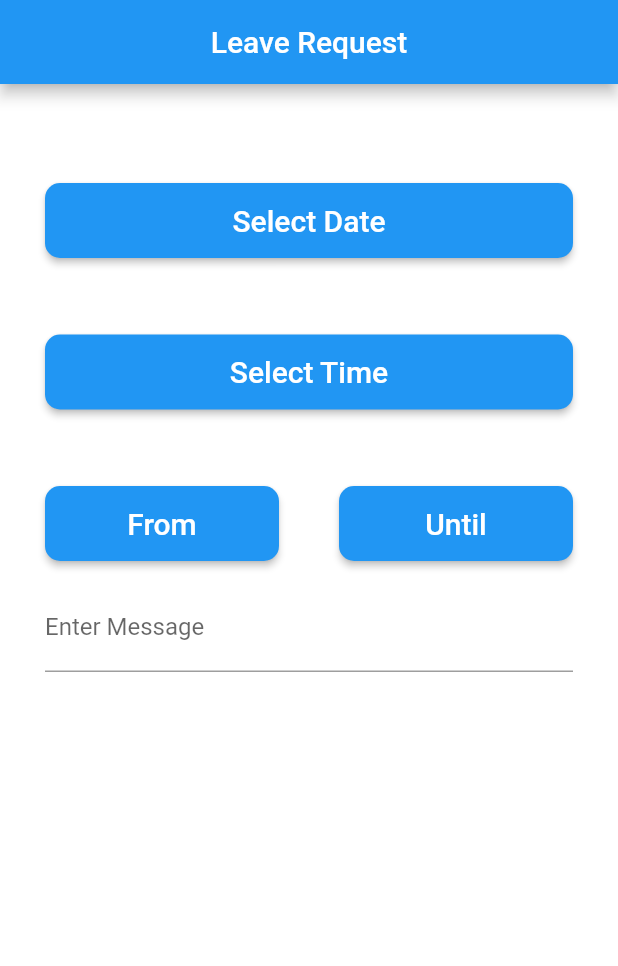
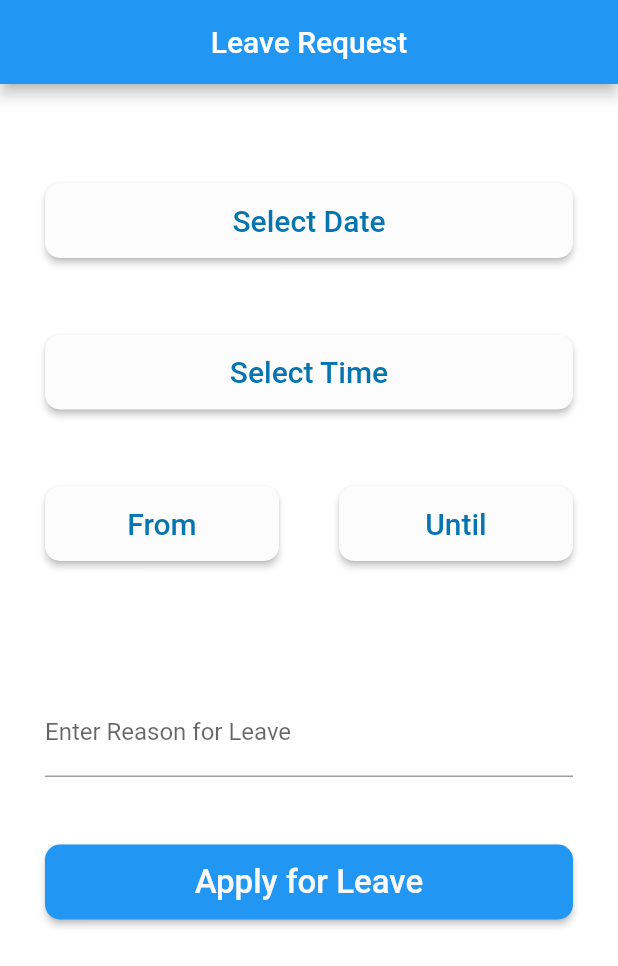
Before and after one commit to hariharankk/Employee-suite, a Flutter app: the screen it shows after launch, on a phone screen of 412 x 824 dp. Shown: the top 966 px of the screen. Run offline on Flutter 3.47's test engine with Material 2 defaults, Android fonts, the phone set to English and light mode, and no system bars; our stand-ins replace bloc, bottom_navy_bar, camera, equatable, flutter_secure_storage, geolocator and 5 more; missing offline and left inert: great_circle_distance2, table_sticky_headers.

Commit message:
leave_request_page

```diff
--- a/lib/ui/leave_request_page.dart
+++ b/lib/ui/leave_request_page.dart
@@ -1,9 +1,11 @@
 
 import 'package:flutter/material.dart';
+import 'package:mark/widgets/button_widget.dart';
 
 import '../widgets/date_picker.dart';
 import '../widgets/date_range.dart';
 import '../widgets/date_time_picker.dart';
+
 import '../widgets/time_picker.dart';
 
 class leaveRequest extends StatefulWidget {
@@ -30,6 +32,7 @@
           backgroundColor: Color.fromARGB(255, 255, 255, 255),
           body: Padding(
             padding: EdgeInsets.all(30),
+            child: SingleChildScrollView(
               child: Column(
                 mainAxisAlignment: MainAxisAlignment.start,
                 children: [
@@ -39,14 +42,31 @@
                   TimePickerWidget(),
                   const SizedBox(height: 15),
                   DateRangePickerWidget(),
-                const SizedBox(height: 15),
+                  const SizedBox(height: 85),
                   TextField(
-                decoration: InputDecoration(labelText: 'Enter Message'),
+                  decoration: InputDecoration(labelText: 'Enter Reason for Leave'),
                   keyboardType: TextInputType.multiline,
                   minLines: 1,
                   maxLines: 5,
-                )
+                  ),
+                  const SizedBox(height: 45),
+                  ElevatedButton(
+                  style: ElevatedButton.styleFrom(
+                    shape: RoundedRectangleBorder(
+                      borderRadius: BorderRadius.circular(10),
+                    ),
+                    minimumSize: Size.fromHeight(50),
+                  ),
+
+                  child: FittedBox(
+                      child: Text(
+              "Apply for Leave",
+              style: TextStyle(fontSize: 22, color: Color.fromARGB(255, 248, 248, 248)),
+                      ),
+                    ),
+                  onPressed: (){})
                 ],
+              ),
             ),
           ),
         );
--- a/lib/widgets/button_widget.dart
+++ b/lib/widgets/button_widget.dart
@@ -37,14 +37,16 @@
         style: ElevatedButton.styleFrom(
           shape: RoundedRectangleBorder(
             borderRadius: BorderRadius.circular(10),
+
           ),
           minimumSize: Size.fromHeight(50),
-          primary: Colors.blue,
+          primary: Color.fromARGB(255, 252, 252, 252),
+
         ),
         child: FittedBox(
           child: Text(
             text,
-            style: TextStyle(fontSize: 20, color: Colors.white),
+            style: TextStyle(fontSize: 20, color: Color.fromARGB(255, 5, 116, 176)),
           ),
         ),
         onPressed: onClicked,
```
Lines whose indentation alone changed are shown as unchanged.
